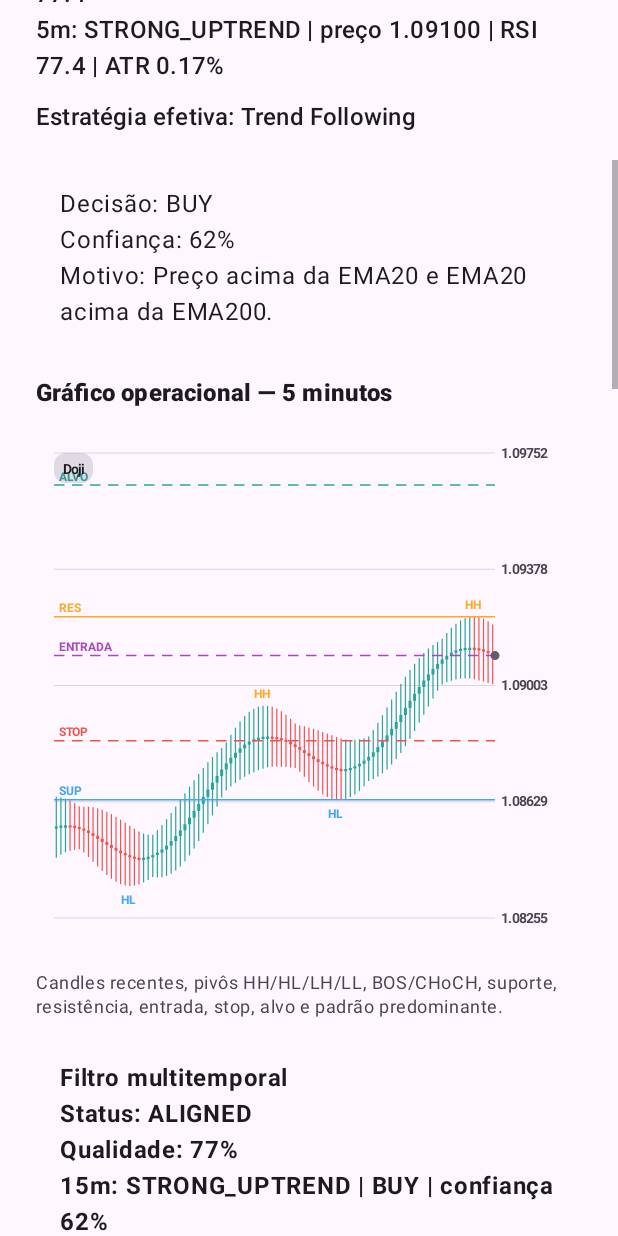
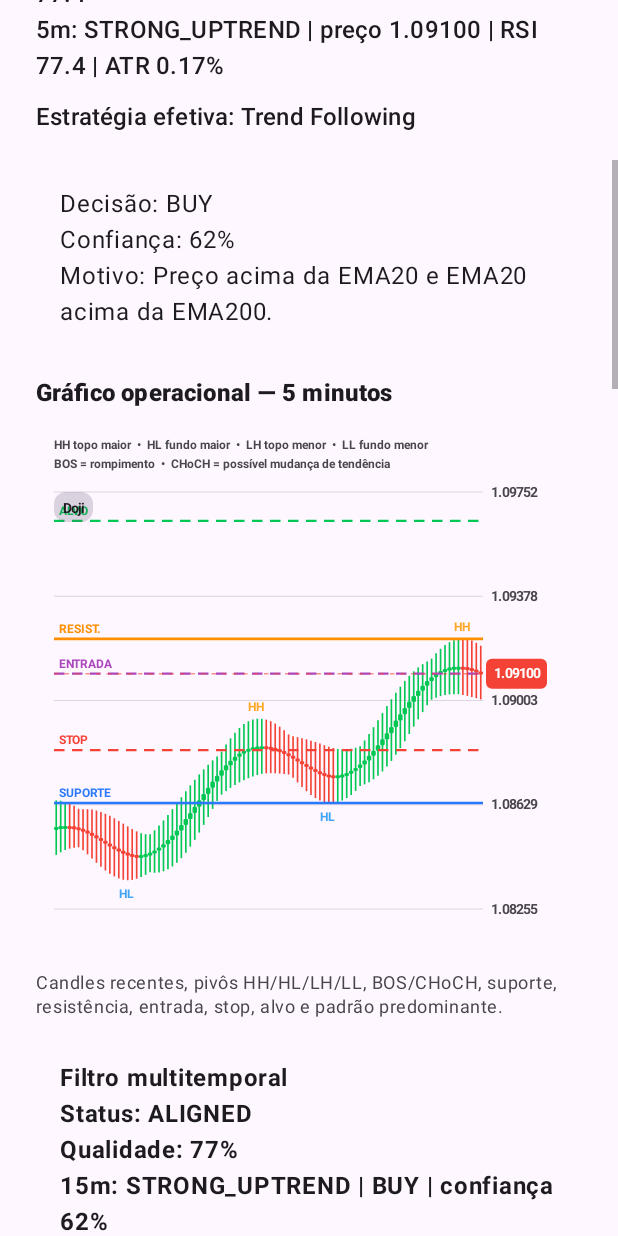
Before and after one commit to PrimalSword/orbis-wheel-mvp-vjoy, an Android app: the screen it shows after launch (MainActivity), scrolled down 576 dp, on a phone screen of 412 x 824 dp. Run offline under Robolectric (Android 15) with nearby library versions, the light colour scheme and no system bars; pictures from the network do not load.

Commit message:
Polish chart visuals and add legend

```diff
--- a/app/src/main/java/com/orbistrade/app/ui/chart/CandleChartView.java
+++ b/app/src/main/java/com/orbistrade/app/ui/chart/CandleChartView.java
@@ -17,7 +17,6 @@ import com.orbistrade.app.domain.risk.TradePlan;
 import com.orbistrade.app.domain.structure.MarketStructureAnalysis;
 
 import java.util.ArrayList;
-import java.util.Collections;
 import java.util.List;
 import java.util.Locale;
 
@@ -49,12 +48,8 @@ public final class CandleChartView extends View {
         setContentDescription("Gráfico de candles de cinco minutos com estrutura, suporte, resistência, entrada, stop e alvo.");
     }
 
-    public void setAnalysis(
-            List<Candle> source,
-            MarketStructureAnalysis structure,
-            TradePlan plan,
-            CandlestickPatternAnalysis patterns
-    ) {
+    public void setAnalysis(List<Candle> source, MarketStructureAnalysis structure,
+                            TradePlan plan, CandlestickPatternAnalysis patterns) {
         candles.clear();
         if (source != null && !source.isEmpty()) {
             int start = Math.max(0, source.size() - MAX_CANDLES);
@@ -85,9 +80,9 @@ public final class CandleChartView extends View {
         }
 
         float left = dp(12);
-        float right = getWidth() - dp(58);
-        float top = dp(22);
-        float bottom = getHeight() - dp(28);
+        float right = getWidth() - dp(66);
+        float top = dp(48);
+        float bottom = getHeight() - dp(34);
         if (right <= left || bottom <= top) return;
 
         double min = Double.POSITIVE_INFINITY;
@@ -109,22 +104,36 @@ public final class CandleChartView extends View {
         min -= range * 0.08;
         max += range * 0.08;
 
+        drawLegend(canvas, left, dp(10));
         drawGrid(canvas, left, right, top, bottom, min, max);
         drawCandles(canvas, left, right, top, bottom, min, max);
         drawPivots(canvas, left, right, top, bottom, min, max);
 
         if (structure != null) {
-            drawPriceLine(canvas, left, right, top, bottom, min, max, structure.getSupport(), "SUP", Color.rgb(66, 165, 245), false);
-            drawPriceLine(canvas, left, right, top, bottom, min, max, structure.getResistance(), "RES", Color.rgb(255, 167, 38), false);
+            drawPriceLine(canvas, left, right, top, bottom, min, max,
+                    structure.getSupport(), "SUPORTE", Color.rgb(41, 121, 255), false, dp(1.8f));
+            drawPriceLine(canvas, left, right, top, bottom, min, max,
+                    structure.getResistance(), "RESIST.", Color.rgb(255, 143, 0), false, dp(1.8f));
             drawStructureEvent(canvas, right, top);
         }
         if (plan != null && plan.isExecutable()) {
-            drawPriceLine(canvas, left, right, top, bottom, min, max, plan.getEntryPrice(), "ENTRADA", Color.rgb(171, 71, 188), true);
-            drawPriceLine(canvas, left, right, top, bottom, min, max, plan.getStopLoss(), "STOP", Color.rgb(239, 83, 80), true);
-            drawPriceLine(canvas, left, right, top, bottom, min, max, plan.getTakeProfit(), "ALVO", Color.rgb(38, 166, 154), true);
+            drawPriceLine(canvas, left, right, top, bottom, min, max,
+                    plan.getEntryPrice(), "ENTRADA", Color.rgb(171, 71, 188), true, dp(1.5f));
+            drawPriceLine(canvas, left, right, top, bottom, min, max,
+                    plan.getStopLoss(), "STOP", Color.rgb(244, 67, 54), true, dp(1.5f));
+            drawPriceLine(canvas, left, right, top, bottom, min, max,
+                    plan.getTakeProfit(), "ALVO", Color.rgb(0, 200, 83), true, dp(1.5f));
         }
         drawPatternBadge(canvas, left, top);
-        drawLatestPrice(canvas, right, top, bottom, min, max);
+        drawLatestPrice(canvas, left, right, top, bottom, min, max);
+    }
+
+    private void drawLegend(Canvas canvas, float left, float top) {
+        textPaint.setTextSize(dp(8));
+        textPaint.setColor(resolveColor(android.R.attr.textColorSecondary, Color.LTGRAY));
+        String legend = "HH topo maior  •  HL fundo maior  •  LH topo menor  •  LL fundo menor";
+        canvas.drawText(legend, left, top + dp(9), textPaint);
+        canvas.drawText("BOS = rompimento  •  CHoCH = possível mudança de tendência", left, top + dp(22), textPaint);
     }
 
     private void drawGrid(Canvas canvas, float left, float right, float top, float bottom, double min, double max) {
@@ -138,13 +147,13 @@ public final class CandleChartView extends View {
             float y = top + (bottom - top) * i / 4f;
             canvas.drawLine(left, y, right, y, paint);
             double price = max - (max - min) * i / 4d;
-            canvas.drawText(String.format(Locale.US, "%.5f", price), right + dp(4), y + dp(3), textPaint);
+            canvas.drawText(formatPrice(price), right + dp(5), y + dp(3), textPaint);
         }
     }
 
     private void drawCandles(Canvas canvas, float left, float right, float top, float bottom, double min, double max) {
         float slot = (right - left) / candles.size();
-        float bodyWidth = Math.max(dp(2), slot * 0.62f);
+        float bodyWidth = Math.max(dp(3), Math.min(dp(9), slot * 0.74f));
         for (int i = 0; i < candles.size(); i++) {
             Candle candle = candles.get(i);
             float x = left + slot * i + slot / 2f;
@@ -153,18 +162,19 @@ public final class CandleChartView extends View {
             float openY = y(candle.getOpen(), top, bottom, min, max);
             float closeY = y(candle.getClose(), top, bottom, min, max);
             boolean bullish = candle.getClose() >= candle.getOpen();
-            int color = bullish ? Color.rgb(38, 166, 154) : Color.rgb(239, 83, 80);
+            int color = bullish ? Color.rgb(0, 200, 83) : Color.rgb(244, 67, 54);
 
             paint.setColor(color);
-            paint.setStrokeWidth(Math.max(dp(0.8f), slot * 0.08f));
+            paint.setStrokeWidth(Math.max(dp(1.1f), slot * 0.12f));
             paint.setStyle(Paint.Style.STROKE);
             canvas.drawLine(x, highY, x, lowY, paint);
 
             paint.setStyle(Paint.Style.FILL);
             float bodyTop = Math.min(openY, closeY);
             float bodyBottom = Math.max(openY, closeY);
-            if (bodyBottom - bodyTop < dp(1.5f)) bodyBottom = bodyTop + dp(1.5f);
-            canvas.drawRect(new RectF(x - bodyWidth / 2f, bodyTop, x + bodyWidth / 2f, bodyBottom), paint);
+            if (bodyBottom - bodyTop < dp(2)) bodyBottom = bodyTop + dp(2);
+            canvas.drawRoundRect(new RectF(x - bodyWidth / 2f, bodyTop, x + bodyWidth / 2f, bodyBottom),
+                    dp(0.8f), dp(0.8f), paint);
         }
     }
 
@@ -201,18 +211,19 @@ public final class CandleChartView extends View {
     }
 
     private void drawPriceLine(Canvas canvas, float left, float right, float top, float bottom,
-                               double min, double max, double price, String label, int color, boolean dashed) {
+                               double min, double max, double price, String label, int color,
+                               boolean dashed, float strokeWidth) {
         if (!Double.isFinite(price) || price <= 0 || price < min || price > max) return;
-        float y = y(price, top, bottom, min, max);
+        float lineY = y(price, top, bottom, min, max);
         paint.setStyle(Paint.Style.STROKE);
-        paint.setStrokeWidth(dp(1));
+        paint.setStrokeWidth(strokeWidth);
         paint.setColor(color);
         paint.setPathEffect(dashed ? new DashPathEffect(new float[]{dp(7), dp(5)}, 0) : null);
-        canvas.drawLine(left, y, right, y, paint);
+        canvas.drawLine(left, lineY, right, lineY, paint);
         paint.setPathEffect(null);
         textPaint.setColor(color);
         textPaint.setTextSize(dp(8));
-        canvas.drawText(label, left + dp(3), y - dp(3), textPaint);
+        canvas.drawText(label, left + dp(3), lineY - dp(4), textPaint);
     }
 
     private void drawStructureEvent(Canvas canvas, float right, float top) {
@@ -226,7 +237,7 @@ public final class CandleChartView extends View {
         }
         textPaint.setColor(resolveColor(android.R.attr.textColorPrimary, Color.WHITE));
         textPaint.setTextSize(dp(10));
-        canvas.drawText(event, right - dp(54), top + dp(12), textPaint);
+        canvas.drawText(event, right - dp(58), top + dp(14), textPaint);
     }
 
     private void drawPatternBadge(Canvas canvas, float left, float top) {
@@ -236,18 +247,39 @@ public final class CandleChartView extends View {
         textPaint.setTextSize(dp(9));
         float width = textPaint.measureText(label) + dp(12);
         paint.setStyle(Paint.Style.FILL);
-        paint.setColor(withAlpha(resolveColor(android.R.attr.colorAccent, Color.MAGENTA), 48));
+        paint.setColor(withAlpha(resolveColor(android.R.attr.colorAccent, Color.MAGENTA), 58));
         canvas.drawRoundRect(new RectF(left, top, left + width, top + dp(20)), dp(8), dp(8), paint);
         textPaint.setColor(resolveColor(android.R.attr.textColorPrimary, Color.WHITE));
         canvas.drawText(label, left + dp(6), top + dp(14), textPaint);
     }
 
-    private void drawLatestPrice(Canvas canvas, float right, float top, float bottom, double min, double max) {
+    private void drawLatestPrice(Canvas canvas, float left, float right, float top, float bottom, double min, double max) {
         Candle latest = candles.get(candles.size() - 1);
-        float y = y(latest.getClose(), top, bottom, min, max);
-        paint.setColor(resolveColor(android.R.attr.colorAccent, Color.CYAN));
+        float priceY = y(latest.getClose(), top, bottom, min, max);
+        int color = latest.getClose() >= latest.getOpen() ? Color.rgb(0, 200, 83) : Color.rgb(244, 67, 54);
+
+        paint.setColor(withAlpha(color, 145));
+        paint.setStyle(Paint.Style.STROKE);
+        paint.setStrokeWidth(dp(1));
+        paint.setPathEffect(new DashPathEffect(new float[]{dp(3), dp(4)}, 0));
+        canvas.drawLine(left, priceY, right, priceY, paint);
+        paint.setPathEffect(null);
+
+        String label = formatPrice(latest.getClose());
+        textPaint.setTextSize(dp(9));
+        float width = textPaint.measureText(label) + dp(10);
+        RectF tag = new RectF(right + dp(2), priceY - dp(10), right + dp(2) + width, priceY + dp(10));
         paint.setStyle(Paint.Style.FILL);
-        canvas.drawCircle(right, y, dp(3), paint);
+        paint.setColor(color);
+        canvas.drawRoundRect(tag, dp(4), dp(4), paint);
+        textPaint.setColor(Color.WHITE);
+        canvas.drawText(label, tag.left + dp(5), priceY + dp(3), textPaint);
+    }
+
+    private String formatPrice(double price) {
+        double abs = Math.abs(price);
+        int decimals = abs >= 1000 ? 2 : abs >= 10 ? 3 : 5;
+        return String.format(Locale.US, "%." + decimals + "f", price);
     }
 
     private void drawCenteredMessage(Canvas canvas, String message) {
```
